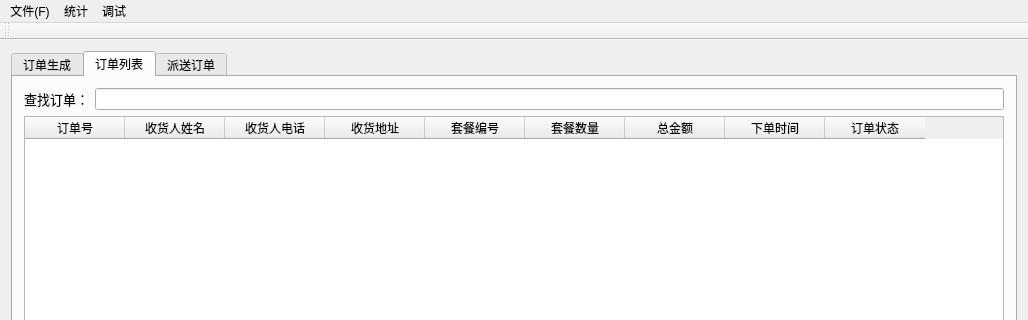
The window that Takeaway Delivery System/src/MainWindow.ui (HiZQP/Takeaway-Delivery-System) describes before a commit, drawn with Qt 5; both pictures show x 0 to 1028 and y 0 to 320 of the 1028 by 594 pixel window.
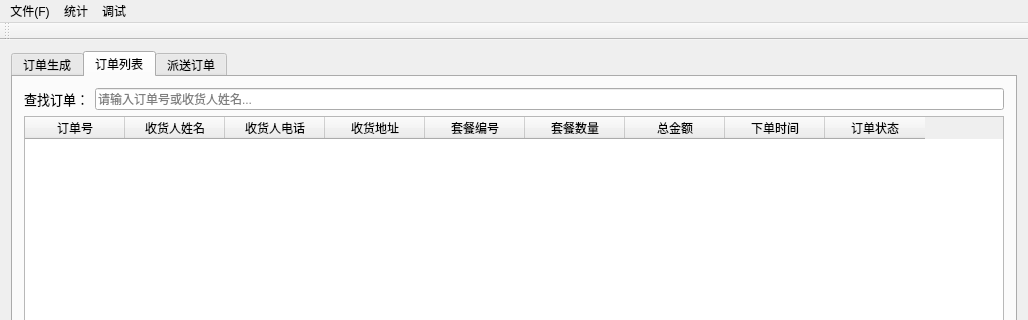
The same window after the commit.

What changed in the file:
```diff
--- a/Takeaway Delivery System/src/MainWindow.ui
+++ b/Takeaway Delivery System/src/MainWindow.ui
@@ -179,7 +179,11 @@
                </widget>
               </item>
               <item>
-               <widget class="QLineEdit" name="fliterLineEdit"/>
+               <widget class="QLineEdit" name="fliterLineEdit">
+                <property name="placeholderText">
+                 <string>请输入订单号或收货人姓名...</string>
+                </property>
+               </widget>
               </item>
              </layout>
             </item>
```
